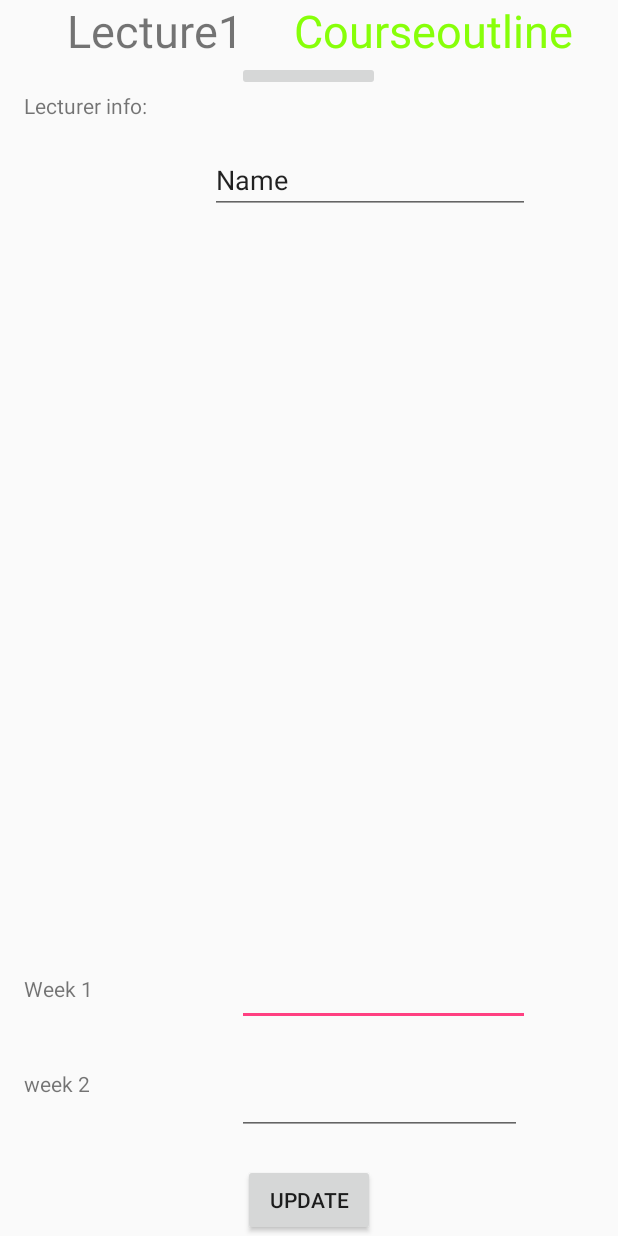
After one commit to alvin295337/Alvin_FYP, an Android app: the layout fragment_course_outlline.xml on its own in the app's theme, with its tools: preview values and no code run, on a phone screen of 412 x 824 dp. The commit adds this screen. Run offline under Robolectric (Android 15) with nearby library versions, the phone set to English and light mode, and no system bars.

```diff
--- /dev/null
+++ b/app/src/main/java/com/fyp/alvin/abel/CallNotification.java
@@ -0,0 +1,45 @@
+package com.fyp.alvin.abel;
+
+import android.app.Notification;
+import android.app.NotificationChannel;
+import android.app.NotificationManager;
+import android.app.PendingIntent;
+import android.content.Context;
+import android.content.Intent;
+import android.os.Build;
+import android.support.v4.app.NotificationCompat;
+
+public class CallNotification {
+
+    MainActivity mainActivity;
+
+    public CallNotification() {
+    }
+
+    public void addNotification(Intent intent) {
+        NotificationCompat.Builder mBuilder = new NotificationCompat.Builder(getApplication, "notify_001");
+        PendingIntent pendingIntent = PendingIntent.getActivity(mainActivity, 0, intent, 0);
+
+        NotificationCompat.BigTextStyle bigText = new NotificationCompat.BigTextStyle();
+        bigText.bigText("topic covered:java and c++");
+        bigText.setBigContentTitle("Midterm is on 3/5/2019");
+        bigText.setSummaryText("New date for exam");
+
+        mBuilder.setContentIntent(pendingIntent);
+        mBuilder.setSmallIcon(R.mipmap.ic_launcher_round);
+        mBuilder.setContentTitle("Courseoutline Updated");
+        mBuilder.setContentText("Dr.Moamin");
+        mBuilder.setPriority(Notification.PRIORITY_MAX);
+        mBuilder.setStyle(bigText);
+
+        NotificationManager mNotificationManager = (NotificationManager) mainActivity.getSystemService(Context.NOTIFICATION_SERVICE);
+
+        if (Build.VERSION.SDK_INT >= Build.VERSION_CODES.O) {
+            NotificationChannel channel = new NotificationChannel("notify_001",
+                    "Channel human readable title",
+                    NotificationManager.IMPORTANCE_DEFAULT);
+            mNotificationManager.createNotificationChannel(channel);
+        }
+        mNotificationManager.notify(0, mBuilder.build());
+    }
+}
--- a/app/src/main/java/com/fyp/alvin/abel/CameraGallery.java
+++ b/app/src/main/java/com/fyp/alvin/abel/CameraGallery.java
@@ -1,6 +1,7 @@
 package com.fyp.alvin.abel;
 
 import android.app.Activity;
+import android.content.Intent;
 import android.graphics.Bitmap;
 import android.net.Uri;
 import android.os.Bundle;
@@ -14,11 +15,13 @@ import android.view.MenuInflater;
 import android.view.MenuItem;
 import android.view.View;
 import android.view.ViewGroup;
+import android.widget.Button;
 import android.widget.ImageView;
 
 public class CameraGallery extends Fragment {
 
     ImageView ivImage;
+    Button testBtn;
     Integer REQUEST_CAMERA = 1, SELECT_FILE = 0;
 
     @Nullable
@@ -32,6 +35,18 @@ public class CameraGallery extends Fragment {
         super.onViewCreated(view, savedInstanceState);
 
         ivImage = view.findViewById(R.id.ivImage);
+        testBtn = view.findViewById(R.id.testBtn);
+
+        testBtn.setOnClickListener(new View.OnClickListener() {
+            @Override
+            public void onClick(View view) {
+
+                Intent intent = new Intent(getContext(), MainActivity.class);
+                CallNotification callNotification = new CallNotification();
+                callNotification.addNotification(intent);
+
+            }
+        });
 
         FloatingActionButton fab = view.findViewById(R.id.fab);
         fab.setOnClickListener(new View.OnClickListener() {
--- a/app/src/main/java/com/fyp/alvin/abel/Test.java
+++ /dev/null
@@ -1,4 +0,0 @@
-package com.fyp.alvin.abel;
-
-public class Test {
-}
--- a/app/src/main/res/layout/fragment_camera.xml
+++ b/app/src/main/res/layout/fragment_camera.xml
@@ -20,6 +20,12 @@
 
 	</LinearLayout>
 
+	<Button
+		android:id="@+id/testBtn"
+		android:text="test"
+		android:layout_width="wrap_content"
+		android:layout_height="wrap_content" />
+
 	<android.support.design.widget.FloatingActionButton
 			android:id="@+id/fab"
 			android:layout_width="wrap_content"
--- /dev/null
+++ b/app/src/main/res/layout/fragment_course_outlline.xml
@@ -0,0 +1,101 @@
+<RelativeLayout xmlns:android="http://schemas.android.com/apk/res/android"
+    xmlns:tools="http://schemas.android.com/tools"
+    android:layout_width="match_parent"
+    android:layout_height="match_parent"
+    tools:context="MainActivity">
+
+    <TextView
+        android:id="@+id/textView1"
+        android:layout_width="wrap_content"
+        android:layout_height="wrap_content"
+        android:layout_alignParentTop="true"
+        android:layout_toStartOf="@+id/button"
+        android:text="Lecture1"
+        android:textSize="30dp" />
+
+
+    <TextView
+        android:id="@+id/textView2"
+        android:layout_width="wrap_content"
+        android:layout_height="wrap_content"
+        android:layout_alignParentEnd="true"
+        android:layout_alignParentTop="true"
+        android:layout_marginEnd="30dp"
+        android:text="Courseoutline"
+        android:textColor="#ff87ff09"
+        android:textSize="30dp" />
+
+    <ImageButton
+        android:id="@+id/imageButton"
+        android:layout_width="95dp"
+        android:layout_height="wrap_content"
+        android:layout_below="@+id/textView2"
+        android:layout_centerHorizontal="true" />
+
+    <EditText
+        android:id="@+id/edit_text"
+        android:layout_width="195dp"
+        android:layout_height="59dp"
+        android:layout_alignParentBottom="true"
+        android:layout_alignStart="@+id/imageButton"
+        android:layout_marginBottom="140dp"
+        android:gravity="top"
+        android:inputType="text|textMultiLine" />
+
+    <EditText
+        android:id="@+id/edit_tex"
+        android:layout_width="190dp"
+        android:layout_height="60dp"
+        android:layout_alignBottom="@+id/textView5"
+        android:layout_alignStart="@+id/imageButton"
+        android:gravity="top"
+        android:inputType="text|textMultiLine" />
+
+    <Button
+        android:id="@+id/button"
+        android:layout_width="wrap_content"
+        android:layout_height="wrap_content"
+        android:layout_alignParentBottom="true"
+        android:layout_centerHorizontal="true"
+        android:text="Update" />
+
+
+    <TextView
+        android:id="@+id/textView3"
+        android:layout_width="103dp"
+        android:layout_height="47dp"
+        android:layout_above="@+id/edit_tex"
+        android:layout_alignParentStart="true"
+        android:layout_marginStart="16dp"
+        android:text="Week 1" />
+
+    <TextView
+        android:id="@+id/textView5"
+        android:layout_width="101dp"
+        android:layout_height="44dp"
+        android:layout_alignParentBottom="true"
+        android:layout_alignStart="@+id/textView3"
+        android:layout_marginBottom="67dp"
+        android:text="week 2" />
+
+    <TextView
+        android:id="@+id/textView"
+        android:layout_width="wrap_content"
+        android:layout_height="wrap_content"
+        android:layout_alignStart="@+id/textView3"
+        android:layout_below="@+id/imageButton"
+        android:autoText="false"
+        android:text="Lecturer info:" />
+
+    <EditText
+        android:id="@+id/editText"
+        android:layout_width="wrap_content"
+        android:layout_height="wrap_content"
+        android:layout_alignEnd="@+id/edit_text"
+        android:layout_alignParentTop="true"
+        android:layout_marginTop="97dp"
+        android:ems="10"
+        android:inputType="textPersonName"
+        android:text="Name" />
+
+</RelativeLayout>
```
